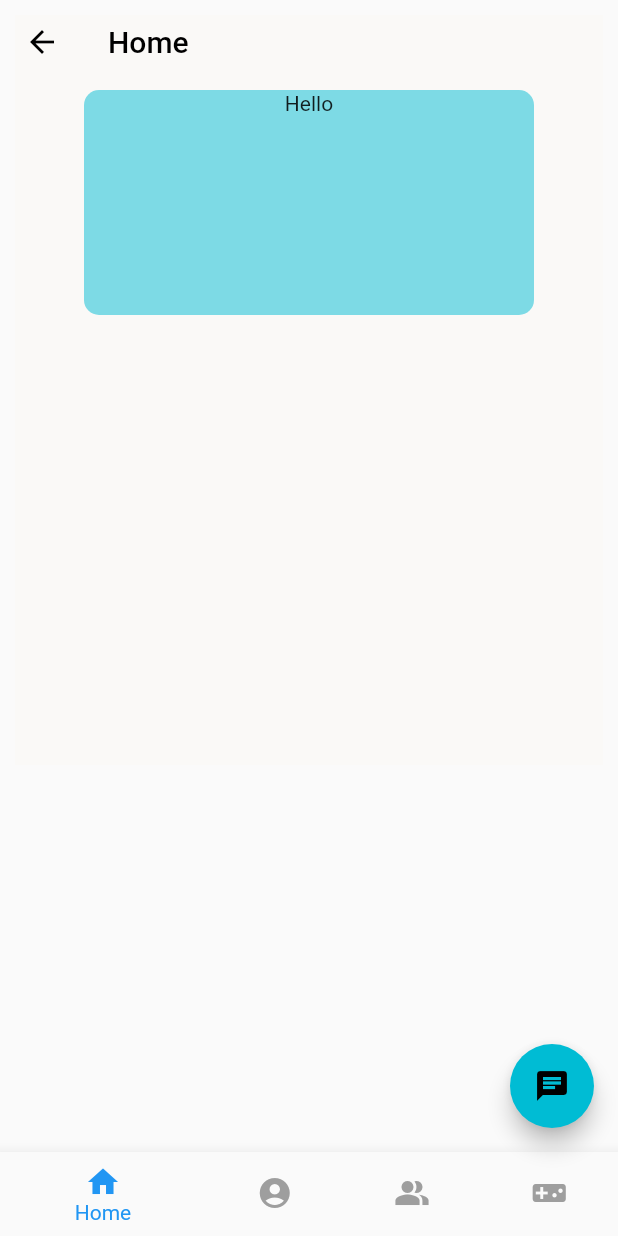
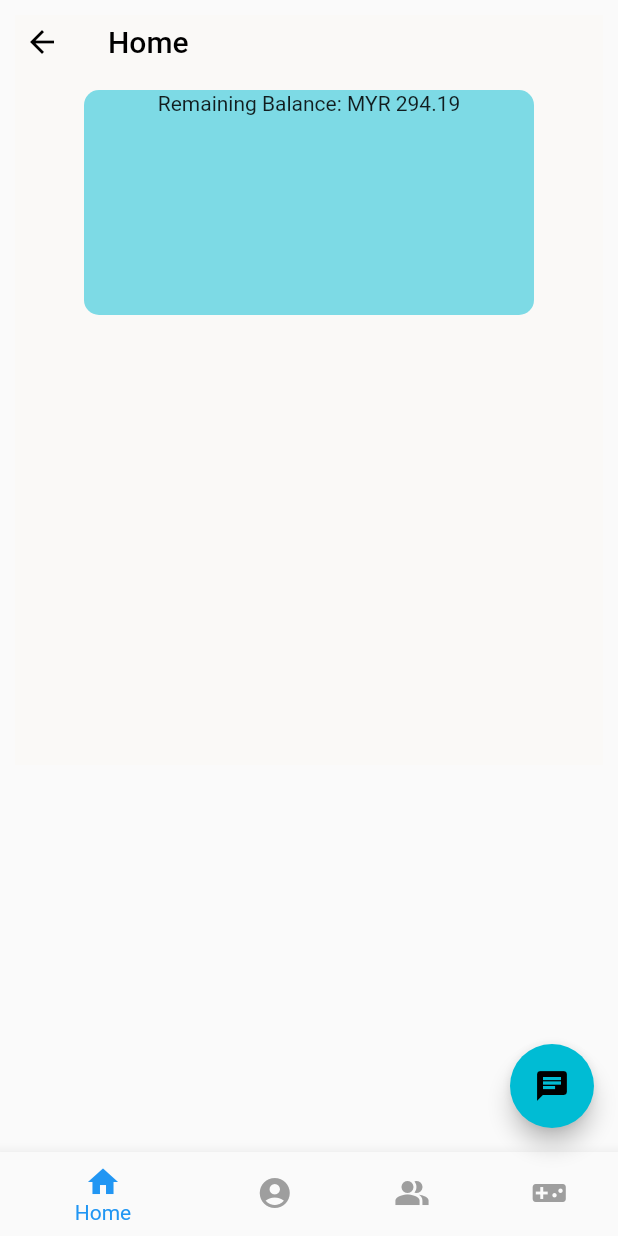
Before and after one commit to TheBlitzzz/hive_figh, a Flutter app: the MainPage screen opened directly, on a phone screen of 412 x 824 dp. Run offline on Flutter 3.47's test engine with Material 2 defaults, Android fonts, the phone set to English and light mode, and no system bars.

Commit message:
-recolored appbar to make it transparent -small test changes in ui

```diff
--- a/lib/pages/HomePage.dart
+++ b/lib/pages/HomePage.dart
@@ -36,7 +36,7 @@ class _HomePageState extends State<HomePage> {
                     height: 150.0,
                     child: Column(
                       children: [
-                        Text("Hello")
+                        Text("Remaining Balance: MYR 294.19")
                       ],
                     )
                   ),
```
